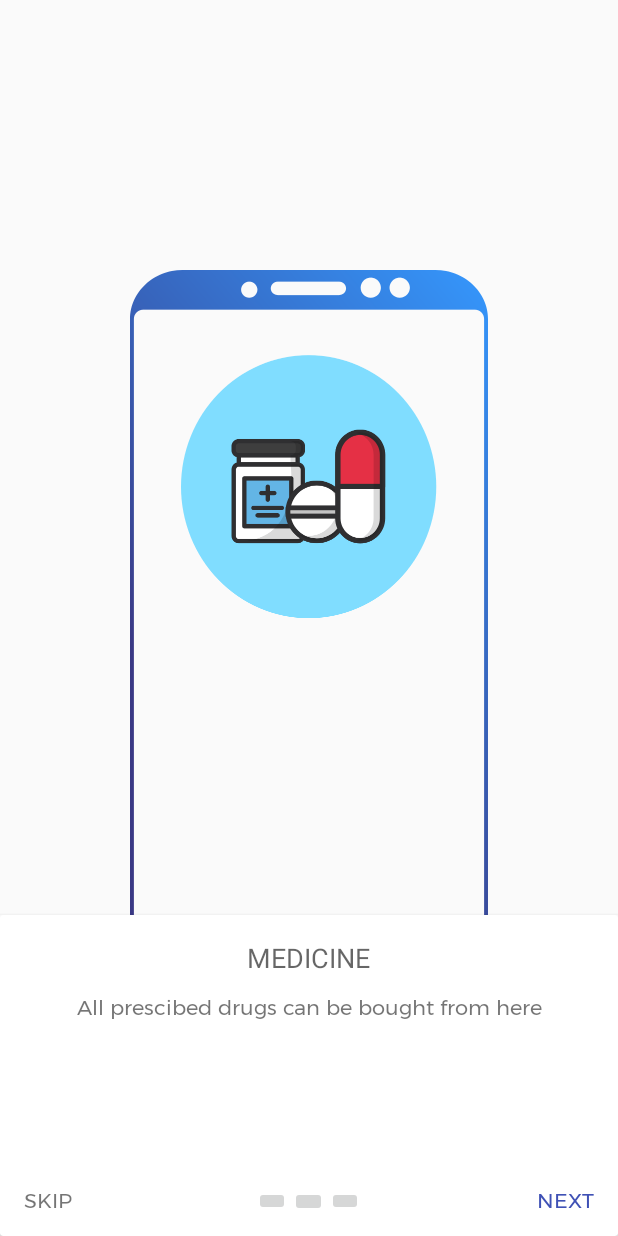
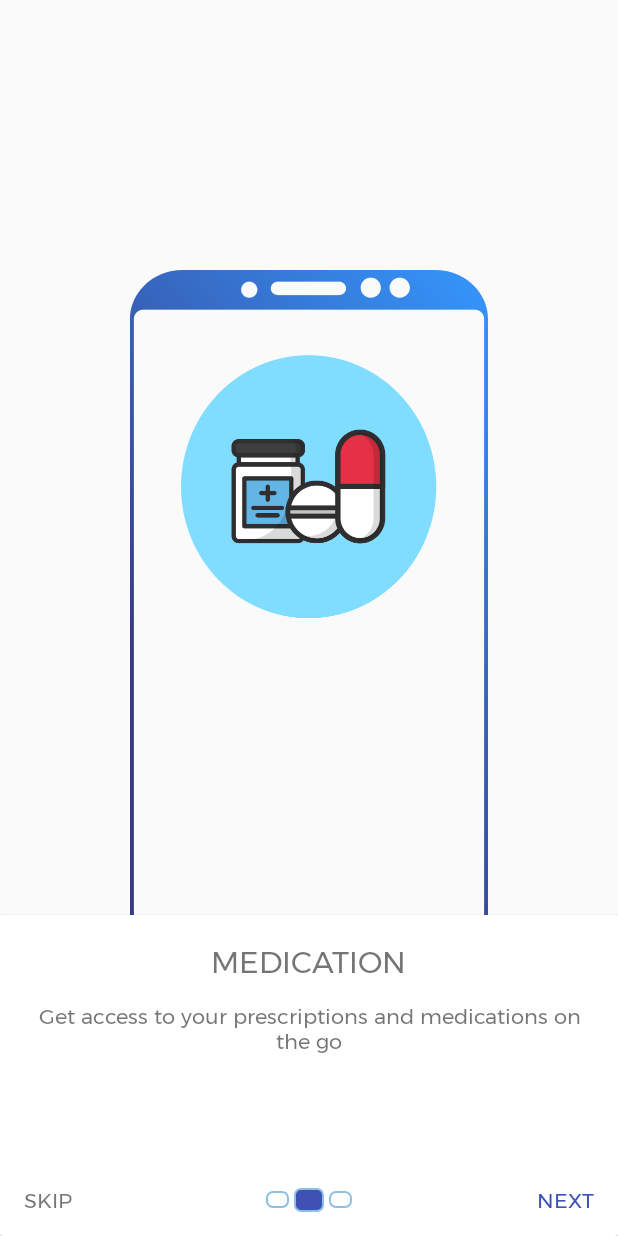
Before and after one commit to APMIS-HMS/cepdroid, an Android app: the screen it shows after launch (OnboardingActivity), after a tap on "NEXT", on a phone screen of 412 x 824 dp. Run offline under Robolectric (Android 15) with nearby library versions, the phone set to English and light mode, and no system bars; our stand-ins replace ButterKnife.

Commit message:
Fix onboarding screens and interaction, change services on onboarding, fix onboarding screen indicators little other fixes

```diff
--- a/app/src/main/java/ng/apmis/apmismobile/onboarding/AppointmentOnboardingFragment.java
+++ b/app/src/main/java/ng/apmis/apmismobile/onboarding/AppointmentOnboardingFragment.java
@@ -6,6 +6,7 @@ import android.support.v4.app.Fragment;
 import android.view.LayoutInflater;
 import android.view.View;
 import android.view.ViewGroup;
+import android.widget.ImageButton;
 import android.widget.TextView;
 
 import butterknife.BindView;
@@ -18,6 +19,8 @@ public class AppointmentOnboardingFragment extends Fragment {
     @BindView(R.id.finish_tv)
     TextView finish;
     @BindView(R.id.skip_tv) TextView skip;
+    @BindView(R.id.selected)
+    ImageButton selected;
 
     public AppointmentOnboardingFragment() {
         // Required empty public constructor
@@ -37,6 +40,8 @@ public class AppointmentOnboardingFragment extends Fragment {
             getActivity().finish();
     });
 
+        selected.setBackgroundResource(R.drawable.imagebutton_background_colored);
+
         finish.setOnClickListener((view) -> {
             startActivity(new Intent(getActivity(), LoginActivity.class));
             getActivity().finish();
--- a/app/src/main/java/ng/apmis/apmismobile/onboarding/DoctorOnboardingFragment.java
+++ b/app/src/main/java/ng/apmis/apmismobile/onboarding/DoctorOnboardingFragment.java
@@ -1,10 +1,12 @@
 package ng.apmis.apmismobile.onboarding;
 
 import android.os.Bundle;
+import android.support.transition.Fade;
 import android.support.v4.app.Fragment;
 import android.view.LayoutInflater;
 import android.view.View;
 import android.view.ViewGroup;
+import android.widget.ImageButton;
 import android.widget.TextView;
 
 import butterknife.BindView;
@@ -15,6 +17,8 @@ public class DoctorOnboardingFragment extends Fragment {
 
     @BindView(R.id.next_tv)
     TextView next;
+    @BindView(R.id.selected)
+    ImageButton selected;
 
 
     public DoctorOnboardingFragment() {
@@ -29,6 +33,8 @@ public class DoctorOnboardingFragment extends Fragment {
 
         ButterKnife.bind(this, rootView);
 
+        selected.setBackgroundResource(R.drawable.imagebutton_background_colored);
+
         next.setOnClickListener((view) -> ((OnboardingActivity)getActivity()).onNextPressed());
 
         return rootView;
--- a/app/src/main/java/ng/apmis/apmismobile/onboarding/MedicineOnboardingFragment.java
+++ b/app/src/main/java/ng/apmis/apmismobile/onboarding/MedicineOnboardingFragment.java
@@ -7,6 +7,7 @@ import android.view.LayoutInflater;
 import android.view.View;
 import android.view.ViewGroup;
 import android.widget.Button;
+import android.widget.ImageButton;
 import android.widget.TextView;
 
 import butterknife.BindView;
@@ -20,6 +21,9 @@ public class MedicineOnboardingFragment extends Fragment {
     TextView skip;
     @BindView(R.id.next_tv)
     TextView nextBtn;
+
+    @BindView(R.id.selected)
+    ImageButton selected;
 
     public MedicineOnboardingFragment() {
         // Required empty public constructor
@@ -39,6 +43,8 @@ public class MedicineOnboardingFragment extends Fragment {
             getActivity().finish();
         });
 
+        selected.setBackgroundResource(R.drawable.imagebutton_background_colored);
+
         nextBtn.setOnClickListener((view) -> ((OnboardingActivity)getActivity()).onNextPressed());
 
         return rootView;
--- a/app/src/main/java/ng/apmis/apmismobile/onboarding/OnboardingActivity.java
+++ b/app/src/main/java/ng/apmis/apmismobile/onboarding/OnboardingActivity.java
@@ -1,6 +1,7 @@
 package ng.apmis.apmismobile.onboarding;
 
 import android.content.Intent;
+import android.support.annotation.NonNull;
 import android.support.v4.app.Fragment;
 import android.support.v4.app.FragmentActivity;
 import android.support.v4.app.FragmentManager;
@@ -9,6 +10,7 @@ import android.support.v4.view.PagerAdapter;
 import android.support.v4.view.ViewPager;
 import android.support.v7.app.AppCompatActivity;
 import android.os.Bundle;
+import android.transition.Transition;
 import android.view.View;
 import android.widget.ImageButton;
 
@@ -18,15 +20,18 @@ import ng.apmis.apmismobile.R;
 import ng.apmis.apmismobile.data.database.SharedPreferencesManager;
 import ng.apmis.apmismobile.ui.signup.SignupActivity;
 
+import static android.support.v4.app.FragmentTransaction.TRANSIT_FRAGMENT_FADE;
+
 public class OnboardingActivity extends AppCompatActivity {
 
     private static final int NUM_PAGES = 3;
-    private PagerAdapter mPagerAdapter;
 
     @BindView(R.id.container)
     ViewPager mPager;
 
 
+    private static final float MIN_SCALE = 0.85f;
+    private static final float MIN_ALPHA = 0.5f;
 
 
     @Override
@@ -41,8 +46,46 @@ public class OnboardingActivity extends AppCompatActivity {
             getSupportActionBar().hide();
         }
 
+
+        PagerAdapter mPagerAdapter;
+
         mPagerAdapter = new ScreenSlidePagerAdapter(getSupportFragmentManager());
         mPager.setAdapter(mPagerAdapter);
+        mPager.setPageTransformer(true, (page, position) -> {
+
+            int pageWidth = page.getWidth();
+            int pageHeight = page.getHeight();
+
+            if (position < -1) { // [-Infinity,-1)
+                // This page is way off-screen to the left.
+                page.setAlpha(0);
+
+            } else if (position <= 1) { // [-1,1]
+                // Modify the default slide transition to shrink the page as well
+                float scaleFactor = Math.max(MIN_SCALE, 1 - Math.abs(position));
+                float vertMargin = pageHeight * (1 - scaleFactor) / 2;
+                float horzMargin = pageWidth * (1 - scaleFactor) / 2;
+                if (position < 0) {
+                    page.setTranslationX(horzMargin - vertMargin / 2);
+                } else {
+                    page.setTranslationX(-horzMargin + vertMargin / 2);
+                }
+
+                // Scale the page down (between MIN_SCALE and 1)
+                page.setScaleX(scaleFactor);
+                page.setScaleY(scaleFactor);
+
+                // Fade the page relative to its size.
+                page.setAlpha(MIN_ALPHA +
+                        (scaleFactor - MIN_SCALE) /
+                                (1 - MIN_SCALE) * (1 - MIN_ALPHA));
+
+            } else { // (1,+Infinity]
+                // This page is way off-screen to the right.
+                page.setAlpha(0);
+            }
+        }
+    );
 
 
     }
@@ -60,41 +103,8 @@ public class OnboardingActivity extends AppCompatActivity {
         mPager.setCurrentItem(mPager.getCurrentItem() + 1);
     }
 
+    private class ScreenSlidePagerAdapter extends FragmentStatePagerAdapter {
 
-    //TODO add transition
-    /*public void switchDots(String fragment, int direction) {
-        switch (fragment) {
-            case "doc":
-                if (direction == 1) {
-                    bottomDot1.setBackgroundColor(getResources().getColor(R.color.cardview_dark_background));
-                    bottomDot2.setBackgroundColor(getResources().getColor(R.color.colorPrimary));
-                    bottomDot3.setBackgroundColor(getResources().getColor(R.color.cardview_dark_background));
-                } else {
-                    bottomDot1.setBackgroundColor(getResources().getColor(R.color.colorPrimary));
-                    bottomDot2.setBackgroundColor(getResources().getColor(R.color.cardview_dark_background));
-                    bottomDot3.setBackgroundColor(getResources().getColor(R.color.cardview_dark_background));
-                }
-                break;
-            case "med":
-                if (direction == 1) {
-                    bottomDot1.setBackgroundColor(getResources().getColor(R.color.cardview_dark_background));
-                    bottomDot2.setBackgroundColor(getResources().getColor(R.color.cardview_dark_background));
-                    bottomDot3.setBackgroundColor(getResources().getColor(R.color.colorPrimary));
-                } else {
-                    bottomDot1.setBackgroundColor(getResources().getColor(R.color.colorPrimary));
-                    bottomDot2.setBackgroundColor(getResources().getColor(R.color.cardview_dark_background));
-                    bottomDot3.setBackgroundColor(getResources().getColor(R.color.cardview_dark_background));
-                }
-                break;
-            case "app":
-                bottomDot1.setBackgroundColor(getResources().getColor(R.color.cardview_dark_background));
-                bottomDot2.setBackgroundColor(getResources().getColor(R.color.colorPrimary));
-                bottomDot3.setBackgroundColor(getResources().getColor(R.color.cardview_dark_background));
-                break;
-        }
-    } */
-
-    private class ScreenSlidePagerAdapter extends FragmentStatePagerAdapter {
         public ScreenSlidePagerAdapter(FragmentManager fm) {
             super(fm);
         }
--- /dev/null
+++ b/app/src/main/res/drawable/imagebutton_background_colored.xml
@@ -0,0 +1,19 @@
+<?xml version="1.0" encoding="utf-8"?>
+<selector xmlns:android="http://schemas.android.com/apk/res/android">
+    <item>
+        <layer-list>
+            <item android:top="4dp">
+                <shape>
+
+                    <gradient android:startColor="@color/colorPrimary" android:endColor="@color/colorPrimary" />
+
+                    <stroke android:width="1dp" android:color="#8dc1e4" />
+
+                    <corners android:radius="4dp" />
+
+                </shape>
+            </item>
+        </layer-list>
+    </item>
+
+</selector>
--- /dev/null
+++ b/app/src/main/res/drawable/imagebutton_background_normal.xml
@@ -0,0 +1,30 @@
+<?xml version="1.0" encoding="utf-8"?>
+<selector xmlns:android="http://schemas.android.com/apk/res/android">
+    <item android:state_focused="true">
+        <layer-list>
+            <item android:top="4dp">
+                <shape>
+
+                    <stroke android:width="1dp" android:color="@color/colorPrimary" />
+
+                    <corners android:radius="4dp" />
+
+                </shape>
+            </item>
+        </layer-list>
+    </item>
+    <item>
+        <layer-list>
+            <item android:top="4dp">
+                <shape>
+
+                    <stroke android:width="1dp" android:color="#8dc1e4" />
+
+                    <corners android:radius="4dp" />
+
+                </shape>
+            </item>
+        </layer-list>
+    </item>
+
+</selector>
--- a/app/src/main/res/layout/activity_login.xml
+++ b/app/src/main/res/layout/activity_login.xml
@@ -110,7 +110,6 @@
 
             <Button
                 android:id="@+id/email_sign_in_button"
-                style="?android:textAppearanceSmall"
                 android:layout_width="match_parent"
                 android:layout_height="wrap_content"
                 android:layout_marginTop="60dp"
--- a/app/src/main/res/layout/activity_signup.xml
+++ b/app/src/main/res/layout/activity_signup.xml
@@ -19,6 +19,7 @@
             android:layout_width="wrap_content"
             android:layout_height="wrap_content"
             android:layout_gravity="center"
+            android:textColor="@color/colorPrimary"
             android:textStyle="bold"/>
 
     </android.support.v7.widget.Toolbar>
--- a/app/src/main/res/layout/fragment_medicine_onboarding.xml
+++ b/app/src/main/res/layout/fragment_medicine_onboarding.xml
@@ -26,12 +26,12 @@
 
             <TextView
                 android:id="@+id/heading"
-                style="@style/Base.TextAppearance.AppCompat.Medium"
                 android:layout_width="wrap_content"
                 android:layout_height="wrap_content"
                 android:layout_centerHorizontal="true"
                 android:layout_gravity="center"
-                android:text="MEDICINE" />
+                android:textSize="20dp"
+                android:text="MEDICATION" />
 
             <TextView
                 android:layout_width="match_parent"
@@ -39,7 +39,7 @@
                 android:layout_below="@id/heading"
                 android:layout_marginTop="10dp"
                 android:gravity="center"
-                android:text="All prescibed drugs can be bought from here" />
+                android:text="Get access to your prescriptions and medications on the go" />
 
             <TextView
                 android:id="@+id/skip_tv"
@@ -54,20 +54,30 @@
                 android:layout_width="wrap_content"
                 android:layout_height="wrap_content"
                 android:layout_alignParentBottom="true"
-                android:layout_centerHorizontal="true">
+                android:layout_centerHorizontal="true"
+                android:gravity="center_vertical">
 
                 <ImageButton
-                    android:layout_width="wrap_content"
-                    android:layout_height="wrap_content" />
+                    android:layout_width="15dp"
+                    android:layout_height="15dp"
+                    android:layout_gravity="center_vertical"
+                    android:background="@drawable/imagebutton_background_normal"/>
 
                 <ImageButton
-                    android:layout_width="wrap_content"
-                    android:layout_height="wrap_content"
-                    android:src="@drawable/edittext_background"/>
+                    android:id="@+id/selected"
+                    android:layout_width="20dp"
+                    android:layout_height="20dp"
+                    android:layout_margin="3dp"
+                    android:layout_gravity="center_vertical"
+                    android:src="@drawable/imagebutton_background_colored"
+                    android:tintMode="@color/colorPrimary"
+                    />
 
                 <ImageButton
-                    android:layout_width="wrap_content"
-                    android:layout_height="wrap_content" />
+                    android:layout_width="15dp"
+                    android:layout_height="15dp"
+                    android:layout_gravity="center_vertical"
+                    android:background="@drawable/imagebutton_background_normal"/>
 
             </LinearLayout>
 
```
Also changed, not shown: app/src/main/res/layout/fragment_appointment_onboarding.xml (+19 -9 lines), app/src/main/res/layout/fragment_doctor_onboarding.xml (+22 -12 lines).
